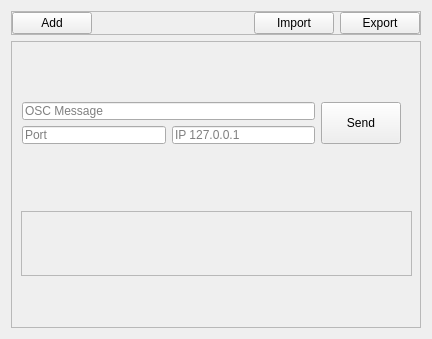
Before: the Qt Designer form osctester.ui in kzkyuta/OscTester, drawn with Qt 5.
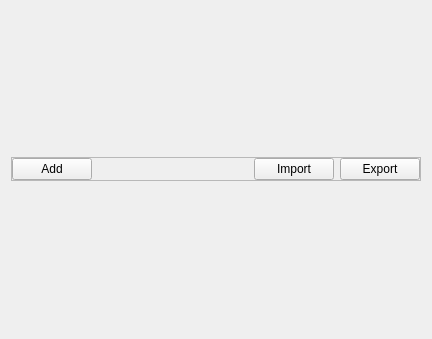
After: the same form once the commit is applied.

Diff of the .ui file:
```diff
--- a/osctester.ui
+++ b/osctester.ui
@@ -86,93 +86,6 @@
     <item>
      <layout class="QVBoxLayout" name="verticalLayout_2"/>
     </item>
-    <item>
-     <widget class="QFrame" name="frame">
-      <property name="frameShape">
-       <enum>QFrame::StyledPanel</enum>
-      </property>
-      <property name="frameShadow">
-       <enum>QFrame::Raised</enum>
-      </property>
-      <widget class="QWidget" name="gridLayoutWidget">
-       <property name="geometry">
-        <rect>
-         <x>0</x>
-         <y>50</y>
-         <width>401</width>
-         <height>64</height>
-        </rect>
-       </property>
-       <layout class="QGridLayout" name="gridLayout_2">
-        <item row="1" column="0">
-         <widget class="QLineEdit" name="port">
-          <property name="text">
-           <string/>
-          </property>
-          <property name="placeholderText">
-           <string>Port</string>
-          </property>
-         </widget>
-        </item>
-        <item row="1" column="1">
-         <widget class="QLineEdit" name="ip">
-          <property name="text">
-           <string/>
-          </property>
-          <property name="placeholderText">
-           <string>IP 127.0.0.1</string>
-          </property>
-         </widget>
-        </item>
-        <item row="0" column="2" rowspan="2">
-         <widget class="QPushButton" name="sendMessage">
-          <property name="sizePolicy">
-           <sizepolicy hsizetype="Minimum" vsizetype="Preferred">
-            <horstretch>0</horstretch>
-            <verstretch>0</verstretch>
-           </sizepolicy>
-          </property>
-          <property name="text">
-           <string>Send</string>
-          </property>
-          <property name="iconSize">
-           <size>
-            <width>0</width>
-            <height>0</height>
-           </size>
-          </property>
-         </widget>
-        </item>
-        <item row="0" column="0" colspan="2">
-         <widget class="QLineEdit" name="oscMessage">
-          <property name="text">
-           <string/>
-          </property>
-          <property name="placeholderText">
-           <string>OSC Message</string>
-          </property>
-         </widget>
-        </item>
-       </layout>
-      </widget>
-      <widget class="QFrame" name="frame_3">
-       <property name="geometry">
-        <rect>
-         <x>10</x>
-         <y>170</y>
-         <width>391</width>
-         <height>65</height>
-        </rect>
-       </property>
-       <property name="frameShape">
-        <enum>QFrame::StyledPanel</enum>
-       </property>
-       <property name="frameShadow">
-        <enum>QFrame::Raised</enum>
-       </property>
-      </widget>
-     </widget>
-    </item>
    </layout>
   </widget>
  </widget>
```
